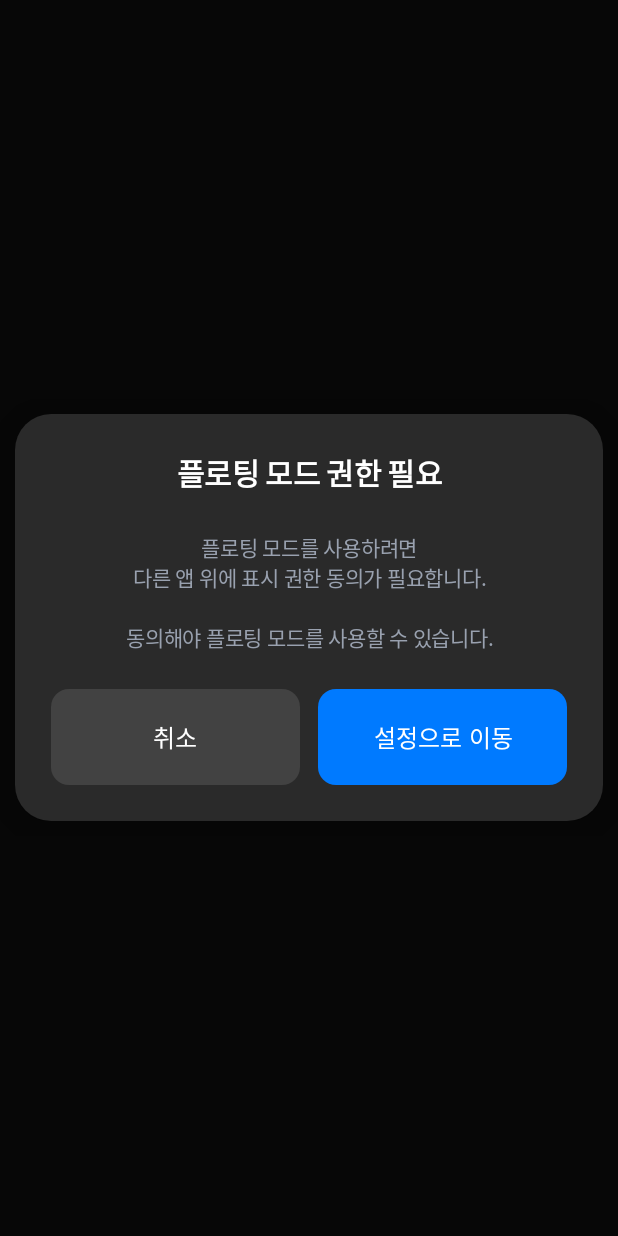
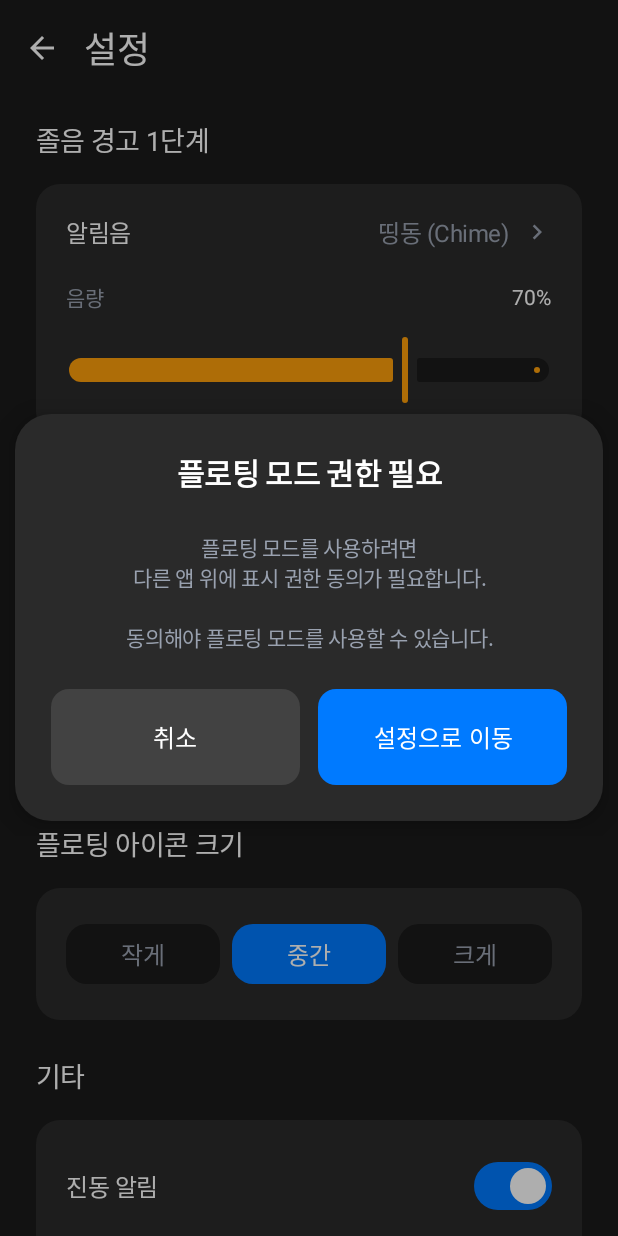
Before and after one commit to Eye-on-P-project/Android, an Android app built with Jetpack Compose: the SettingsScreen screen opened through its navigation route, on a phone screen of 412 x 824 dp. Run offline under Robolectric (Android 15) with nearby library versions, the phone set to English and light mode, and no system bars; our stand-ins replace Dagger/Hilt's generated code; libraries missing offline, so code that uses them is left out: androidx.camera.view; 6 statements that could not run were skipped.

Commit message:
feat: EYE-45 implement Settings UI and setup Hilt DI

```diff
--- a/app/src/main/AndroidManifest.xml
+++ b/app/src/main/AndroidManifest.xml
@@ -21,6 +21,7 @@
         android:required="false" />
 
     <application
+        android:name=".EyeOnApplication"
         android:allowBackup="true"
         android:dataExtractionRules="@xml/data_extraction_rules"
         android:fullBackupContent="@xml/backup_rules"
--- /dev/null
+++ b/app/src/main/java/ac/sbmax002/eye_on/EyeOnApplication.kt
@@ -0,0 +1,7 @@
+package ac.sbmax002.eye_on
+
+import android.app.Application
+import dagger.hilt.android.HiltAndroidApp
+
+@HiltAndroidApp
+class EyeOnApplication : Application()
--- a/app/src/main/java/ac/sbmax002/eye_on/MainActivity.kt
+++ b/app/src/main/java/ac/sbmax002/eye_on/MainActivity.kt
@@ -13,6 +13,7 @@ import androidx.compose.foundation.layout.fillMaxSize
 import androidx.compose.material3.MaterialTheme
 import androidx.compose.material3.Surface
 import androidx.compose.ui.Modifier
+import dagger.hilt.android.AndroidEntryPoint
 import ac.sbmax002.eye_on.service.MonitoringService
 import ac.sbmax002.eye_on.ui.home.CameraPermissionHandler
 import ac.sbmax002.eye_on.ui.home.FloatingWindowPermissionHandler
@@ -20,7 +21,7 @@ import ac.sbmax002.eye_on.ui.home.HomeViewModel
 import ac.sbmax002.eye_on.ui.theme.EyeOnTheme
 import ac.sbmax002.eye_on.navigation.EyeOnApp
 
-
+@AndroidEntryPoint
 class MainActivity : ComponentActivity() {
 
     private val homeViewModel: HomeViewModel by viewModels()
--- a/app/src/main/java/ac/sbmax002/eye_on/navigation/EyeOnNavigation.kt
+++ b/app/src/main/java/ac/sbmax002/eye_on/navigation/EyeOnNavigation.kt
@@ -12,6 +12,7 @@ import ac.sbmax002.eye_on.ui.home.HomeViewModel
 import ac.sbmax002.eye_on.ui.statistics.StatisticsScreen
 import ac.sbmax002.eye_on.ui.statistics.DetailScreen
 import ac.sbmax002.eye_on.ui.statistics.StatisticsViewModel
+import ac.sbmax002.eye_on.ui.settings.SettingsScreen
 
 /**
  * 앱의 메인 네비게이션 컴포저블
@@ -73,9 +74,11 @@ fun EyeOnApp(
             )
         }
 
-        // 4. 설정 화면 (나중에 구현)
+        // 4. 설정 화면
         composable(Routes.SETTINGS) {
-            // SettingsScreen(...)
+            SettingsScreen(
+                onNavigateBack = { navController.popBackStack() }
+            )
         }
     }
 }
--- /dev/null
+++ b/app/src/main/java/ac/sbmax002/eye_on/ui/settings/SettingsScreen.kt
@@ -0,0 +1,348 @@
+package ac.sbmax002.eye_on.ui.settings
+
+import androidx.compose.foundation.background
+import androidx.compose.foundation.clickable
+import androidx.compose.foundation.layout.*
+import androidx.compose.foundation.rememberScrollState
+import androidx.compose.foundation.shape.RoundedCornerShape
+import androidx.compose.foundation.verticalScroll
+import androidx.compose.material.icons.Icons
+import androidx.compose.material.icons.automirrored.filled.ArrowBack
+import androidx.compose.material.icons.filled.ChevronRight
+import androidx.compose.material3.*
+import androidx.compose.runtime.*
+import androidx.compose.ui.Alignment
+import androidx.compose.ui.Modifier
+import androidx.compose.ui.draw.clip
+import androidx.compose.ui.graphics.Color
+import androidx.compose.ui.text.font.FontWeight
+import androidx.compose.ui.unit.dp
+import androidx.compose.ui.unit.sp
+import androidx.lifecycle.compose.collectAsStateWithLifecycle
+import androidx.lifecycle.viewmodel.compose.viewModel
+
+/**
+ * 설정 화면
+ *
+ * Figma 디자인을 기반으로 구현된 설정 화면입니다.
+ * MVVM 패턴을 따르며, SettingsViewModel을 통해 상태를 관리합니다.
+ */
+@OptIn(ExperimentalMaterial3Api::class)
+@Composable
+fun SettingsScreen(
+    viewModel: SettingsViewModel = viewModel(),
+    onNavigateBack: () -> Unit
+) {
+    val uiState by viewModel.uiState.collectAsStateWithLifecycle()
+
+    Scaffold(
+        topBar = {
+            SettingsTopBar(onBackClick = onNavigateBack)
+        },
+        containerColor = Color(0xFF1A1A1A)
+    ) { paddingValues ->
+        Column(
+            modifier = Modifier
+                .fillMaxSize()
+                .padding(paddingValues)
+                .verticalScroll(rememberScrollState())
+                .padding(horizontal = 24.dp, vertical = 16.dp),
+            verticalArrangement = Arrangement.spacedBy(24.dp)
+        ) {
+            // 졸음 경고 1단계 섹션
+            SettingsSection(
+                title = "졸음 경고 1단계"
+            ) {
+                AlarmSoundSelector(
+                    label = "알림음",
+                    currentSound = uiState.level1AlarmSound,
+                    onSoundClick = { /* TODO: 알림음 선택 다이얼로그 */ }
+                )
+
+                Spacer(modifier = Modifier.height(20.dp))
+
+                VolumeSlider(
+                    label = "음량",
+                    volume = uiState.level1Volume,
+                    onVolumeChange = { viewModel.updateLevel1Volume(it) }
+                )
+            }
+
+            // 수면 경고 2단계 섹션
+            SettingsSection(
+                title = "수면 경고 2단계"
+            ) {
+                AlarmSoundSelector(
+                    label = "알림음",
+                    currentSound = uiState.level2AlarmSound,
+                    onSoundClick = { /* TODO: 알림음 선택 다이얼로그 */ }
+                )
+
+                Spacer(modifier = Modifier.height(20.dp))
+
+                VolumeSlider(
+                    label = "음량",
+                    volume = uiState.level2Volume,
+                    onVolumeChange = { viewModel.updateLevel2Volume(it) }
+                )
+            }
+
+            // 플로팅 아이콘 크기 섹션
+            SettingsSection(
+                title = "플로팅 아이콘 크기"
+            ) {
+                FloatingIconSizeSelector(
+                    selectedSize = uiState.floatingIconSize,
+                    onSizeSelected = { viewModel.updateFloatingIconSize(it) }
+                )
+            }
+
+            // 기타 섹션
+            SettingsSection(
+                title = "기타"
+            ) {
+                SettingToggleItem(
+                    label = "진동 알림",
+                    checked = uiState.vibrationEnabled,
+                    onCheckedChange = { viewModel.toggleVibration() }
+                )
+
+                Spacer(modifier = Modifier.height(16.dp))
+
+                SettingToggleItem(
+                    label = "다크 모드",
+                    checked = uiState.darkModeEnabled,
+                    onCheckedChange = { viewModel.toggleDarkMode() }
+                )
+            }
+        }
+    }
+}
+
+/**
+ * 설정 화면의 TopAppBar
+ */
+@OptIn(ExperimentalMaterial3Api::class)
+@Composable
+private fun SettingsTopBar(onBackClick: () -> Unit) {
+    TopAppBar(
+        title = {
+            Text(
+                text = "설정",
+                color = Color.White,
+                fontSize = 24.sp,
+                fontWeight = FontWeight.Normal,
+                letterSpacing = 0.07.sp
+            )
+        },
+        navigationIcon = {
+            IconButton(onClick = onBackClick) {
+                Icon(
+                    imageVector = Icons.AutoMirrored.Filled.ArrowBack,
+                    contentDescription = "뒤로가기",
+                    tint = Color.White
+                )
+            }
+        },
+        colors = TopAppBarDefaults.topAppBarColors(
+            containerColor = Color(0xFF1A1A1A)
+        )
+    )
+}
+
+/**
+ * 설정 섹션 컨테이너
+ */
+@Composable
+private fun SettingsSection(
+    title: String,
+    content: @Composable ColumnScope.() -> Unit
+) {
+    Column(
+        verticalArrangement = Arrangement.spacedBy(16.dp)
+    ) {
+        // 섹션 제목
+        Text(
+            text = title,
+            color = Color.White,
+            fontSize = 18.sp,
+            fontWeight = FontWeight.Normal,
+            letterSpacing = (-0.44).sp
+        )
+
+        // 섹션 컨텐츠 컨테이너
+        Surface(
+            modifier = Modifier.fillMaxWidth(),
+            shape = RoundedCornerShape(16.dp),
+            color = Color(0xFF2A2A2A)
+        ) {
+            Column(
+                modifier = Modifier.padding(20.dp),
+                content = content
+            )
+        }
+    }
+}
+
+/**
+ * 알림음 선택 버튼
+ */
+@Composable
+private fun AlarmSoundSelector(
+    label: String,
+    currentSound: AlarmSound,
+    onSoundClick: () -> Unit
+) {
+    Row(
+        modifier = Modifier
+            .fillMaxWidth()
+            .clickable(onClick = onSoundClick),
+        horizontalArrangement = Arrangement.SpaceBetween,
+        verticalAlignment = Alignment.CenterVertically
+    ) {
+        Text(
+            text = label,
+            color = Color.White,
+            fontSize = 16.sp,
+            fontWeight = FontWeight.Normal,
+            letterSpacing = (-0.31).sp
+        )
+
+        Row(
+            horizontalArrangement = Arrangement.spacedBy(8.dp),
+            verticalAlignment = Alignment.CenterVertically
+        ) {
+            Text(
+                text = currentSound.displayName,
+                color = Color(0xFF99A1AF),
+                fontSize = 16.sp,
+                fontWeight = FontWeight.Normal,
+                letterSpacing = (-0.31).sp
+            )
+            Icon(
+                imageVector = Icons.Default.ChevronRight,
+                contentDescription = null,
+                tint = Color(0xFF99A1AF),
+                modifier = Modifier.size(20.dp)
+            )
+        }
+    }
+}
+
+/**
+ * 음량 슬라이더
+ */
+@Composable
+private fun VolumeSlider(
+    label: String,
+    volume: Int,
+    onVolumeChange: (Int) -> Unit
+) {
+    Column(
+        verticalArrangement = Arrangement.spacedBy(12.dp)
+    ) {
+        // 라벨과 현재 값
+        Row(
+            modifier = Modifier.fillMaxWidth(),
+            horizontalArrangement = Arrangement.SpaceBetween,
+            verticalAlignment = Alignment.CenterVertically
+        ) {
+            Text(
+                text = label,
+                color = Color(0xFF99A1AF),
+                fontSize = 14.sp,
+                fontWeight = FontWeight.Normal,
+                letterSpacing = (-0.15).sp
+            )
+            Text(
+                text = "$volume%",
+                color = Color.White,
+                fontSize = 14.sp,
+                fontWeight = FontWeight.Normal,
+                letterSpacing = (-0.15).sp
+            )
+        }
+
+        // 슬라이더
+        Slider(
+            value = volume.toFloat(),
+            onValueChange = { onVolumeChange(it.toInt()) },
+            valueRange = 0f..100f,
+            modifier = Modifier.fillMaxWidth(),
+            colors = SliderDefaults.colors(
+                thumbColor = if (volume <= 70) Color(0xFFFF9F0A) else Color(0xFFFF3B30),
+                activeTrackColor = if (volume <= 70) Color(0xFFFF9F0A) else Color(0xFFFF3B30),
+                inactiveTrackColor = Color(0xFF1A1A1A)
+            )
+        )
+    }
+}
+
+/**
+ * 플로팅 아이콘 크기 선택 버튼 그룹
+ */
+@Composable
+private fun FloatingIconSizeSelector(
+    selectedSize: FloatingIconSize,
+    onSizeSelected: (FloatingIconSize) -> Unit
+) {
+    Row(
+        modifier = Modifier.fillMaxWidth(),
+        horizontalArrangement = Arrangement.spacedBy(8.dp)
+    ) {
+        FloatingIconSize.values().forEach { size ->
+            val isSelected = size == selectedSize
+            Button(
+                onClick = { onSizeSelected(size) },
+                modifier = Modifier.weight(1f),
+                colors = ButtonDefaults.buttonColors(
+                    containerColor = if (isSelected) Color(0xFF007AFF) else Color(0xFF1A1A1A),
+                    contentColor = if (isSelected) Color.White else Color(0xFF99A1AF)
+                ),
+                shape = RoundedCornerShape(14.dp)
+            ) {
+                Text(
+                    text = size.displayName,
+                    fontSize = 16.sp,
+                    fontWeight = FontWeight.Normal,
+                    letterSpacing = (-0.31).sp
+                )
+            }
+        }
+    }
+}
+
+/**
+ * 토글 스위치가 있는 설정 아이템
+ */
+@Composable
+private fun SettingToggleItem(
+    label: String,
+    checked: Boolean,
+    onCheckedChange: (Boolean) -> Unit
+) {
+    Row(
+        modifier = Modifier.fillMaxWidth(),
+        horizontalArrangement = Arrangement.SpaceBetween,
+        verticalAlignment = Alignment.CenterVertically
+    ) {
+        Text(
+            text = label,
+            color = Color.White,
+            fontSize = 16.sp,
+            fontWeight = FontWeight.Normal,
+            letterSpacing = (-0.31).sp
+        )
+
+        Switch(
+            checked = checked,
+            onCheckedChange = onCheckedChange,
+            colors = SwitchDefaults.colors(
+                checkedThumbColor = Color.White,
+                checkedTrackColor = Color(0xFF007AFF),
+                uncheckedThumbColor = Color.White,
+                uncheckedTrackColor = Color(0xFF424242)
+            )
+        )
+    }
+}
--- /dev/null
+++ b/app/src/main/java/ac/sbmax002/eye_on/ui/settings/SettingsUiState.kt
@@ -0,0 +1,38 @@
+package ac.sbmax002.eye_on.ui.settings
+
+/**
+ * 설정 화면의 UI 상태를 관리하는 데이터 클래스
+ */
+data class SettingsUiState(
+    // 졸음 경고 1단계 설정
+    val level1AlarmSound: AlarmSound = AlarmSound.CHIME,
+    val level1Volume: Int = 70, // 0-100
+
+    // 수면 경고 2단계 설정
+    val level2AlarmSound: AlarmSound = AlarmSound.SIREN,
+    val level2Volume: Int = 100, // 0-100
+
+    // 플로팅 아이콘 크기
+    val floatingIconSize: FloatingIconSize = FloatingIconSize.MEDIUM,
+
+    // 기타 설정
+    val vibrationEnabled: Boolean = true,
+    val darkModeEnabled: Boolean = true
+)
+
+/**
+ * 알림음 종류
+ */
+enum class AlarmSound(val displayName: String) {
+    CHIME("띵동 (Chime)"),
+    SIREN("사이렌 (Siren)")
+}
+
+/**
+ * 플로팅 아이콘 크기
+ */
+enum class FloatingIconSize(val displayName: String) {
+    SMALL("작게"),
+    MEDIUM("중간"),
+    LARGE("크게")
+}
--- /dev/null
+++ b/app/src/main/java/ac/sbmax002/eye_on/ui/settings/SettingsViewModel.kt
@@ -0,0 +1,81 @@
+package ac.sbmax002.eye_on.ui.settings
+
+import androidx.lifecycle.ViewModel
+import androidx.lifecycle.viewModelScope
+import dagger.hilt.android.lifecycle.HiltViewModel
+import kotlinx.coroutines.flow.MutableStateFlow
+import kotlinx.coroutines.flow.StateFlow
+import kotlinx.coroutines.flow.asStateFlow
+import kotlinx.coroutines.launch
+import javax.inject.Inject
+
+/**
+ * 설정 화면의 ViewModel
+ *
+ * MVVM 패턴에 따라 UI 상태를 관리하고 비즈니스 로직을 처리합니다.
+ * Hilt를 사용하여 의존성 주입을 받습니다.
+ */
+@HiltViewModel
+class SettingsViewModel @Inject constructor() : ViewModel() {
+
+    private val _uiState = MutableStateFlow(SettingsUiState())
+    val uiState: StateFlow<SettingsUiState> = _uiState.asStateFlow()
+
+    /**
+     * 졸음 경고 1단계 알림음 변경
+     */
+    fun updateLevel1AlarmSound(sound: AlarmSound) {
+        _uiState.value = _uiState.value.copy(level1AlarmSound = sound)
+        // TODO: 실제 설정 저장 로직 추가 (SharedPreferences 또는 DataStore)
+    }
+
+    /**
+     * 졸음 경고 1단계 음량 변경
+     */
+    fun updateLevel1Volume(volume: Int) {
+        val clampedVolume = volume.coerceIn(0, 100)
+        _uiState.value = _uiState.value.copy(level1Volume = clampedVolume)
+        // TODO: 실제 설정 저장 로직 추가
+    }
+
+    /**
+     * 수면 경고 2단계 알림음 변경
+     */
+    fun updateLevel2AlarmSound(sound: AlarmSound) {
+        _uiState.value = _uiState.value.copy(level2AlarmSound = sound)
+        // TODO: 실제 설정 저장 로직 추가
+    }
+
+    /**
+     * 수면 경고 2단계 음량 변경
+     */
+    fun updateLevel2Volume(volume: Int) {
+        val clampedVolume = volume.coerceIn(0, 100)
+        _uiState.value = _uiState.value.copy(level2Volume = clampedVolume)
+        // TODO: 실제 설정 저장 로직 추가
+    }
+
+    /**
+     * 플로팅 아이콘 크기 변경
+     */
+    fun updateFloatingIconSize(size: FloatingIconSize) {
+        _uiState.value = _uiState.value.copy(floatingIconSize = size)
+        // TODO: 실제 설정 저장 로직 추가
+    }
+
+    /**
+     * 진동 알림 토글
+     */
+    fun toggleVibration() {
+        _uiState.value = _uiState.value.copy(vibrationEnabled = !_uiState.value.vibrationEnabled)
+        // TODO: 실제 설정 저장 로직 추가
+    }
+
+    /**
+     * 다크 모드 토글
+     */
+    fun toggleDarkMode() {
+        _uiState.value = _uiState.value.copy(darkModeEnabled = !_uiState.value.darkModeEnabled)
+        // TODO: 실제 설정 저장 로직 추가
+    }
+}
--- a/build.gradle.kts
+++ b/build.gradle.kts
@@ -3,4 +3,6 @@ plugins {
     alias(libs.plugins.android.application) apply false
     alias(libs.plugins.kotlin.android) apply false
     alias(libs.plugins.kotlin.compose.compiler) apply false
+    alias(libs.plugins.hilt.android) apply false
+    alias(libs.plugins.kotlin.kapt) apply false
 }
```
Also changed, not shown: app/build.gradle.kts (+7 -0 lines), gradle/libs.versions.toml (+8 -0 lines).
